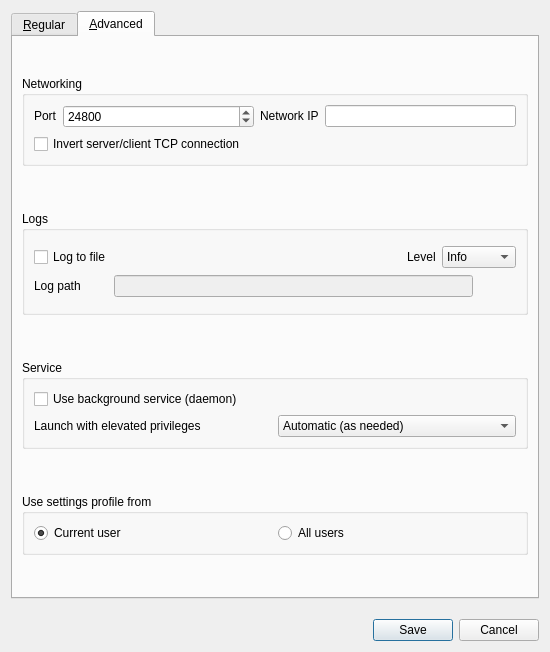
The window that src/apps/deskflow-gui/dialogs/SettingsDialog.ui (deskflow/deskflow) describes before a commit, drawn with Qt 5.
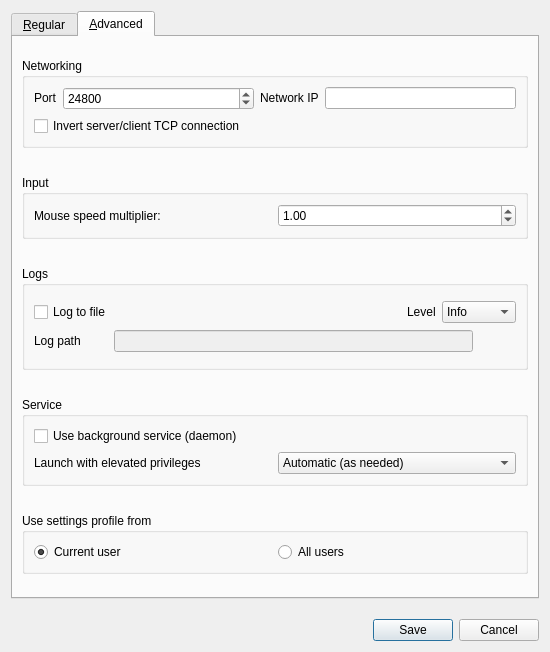
The same window after the commit. The open tabs and pages were chosen to show the change. Icons and pictures are not drawn.

Commit message: feat: add mouse speed control in advanced tab

The edit to the form file:
```diff
--- a/src/apps/deskflow-gui/dialogs/SettingsDialog.ui
+++ b/src/apps/deskflow-gui/dialogs/SettingsDialog.ui
@@ -468,6 +468,51 @@
          </layout>
         </widget>
        </item>
+       <item>
+        <widget class="QGroupBox" name="m_pGroupInput">
+         <property name="sizePolicy">
+          <sizepolicy hsizetype="Preferred" vsizetype="Maximum">
+           <horstretch>0</horstretch>
+           <verstretch>0</verstretch>
+          </sizepolicy>
+         </property>
+         <property name="title">
+          <string>Input</string>
+         </property>
+         <layout class="QVBoxLayout" name="verticalLayout_8">
+          <item>
+           <layout class="QHBoxLayout" name="m_pLayoutMouseSpeed">
+            <item>
+             <widget class="QLabel" name="m_pLabelMouseSpeed">
+              <property name="text">
+               <string>Mouse speed multiplier:</string>
+              </property>
+             </widget>
+            </item>
+            <item>
+             <widget class="QDoubleSpinBox" name="m_pSpinBoxMouseSpeed">
+              <property name="decimals">
+               <number>2</number>
+              </property>
+              <property name="minimum">
+               <double>0.01</double>
+              </property>
+              <property name="maximum">
+               <double>10.00</double>
+              </property>
+              <property name="singleStep">
+               <double>0.10</double>
+              </property>
+              <property name="value">
+               <double>1.00</double>
+              </property>
+             </widget>
+            </item>
+           </layout>
+          </item>
+         </layout>
+        </widget>
+       </item>
        <item>
         <widget class="QGroupBox" name="m_pGroupLogs">
          <property name="sizePolicy">
```
The commit also changes 11 other files.
